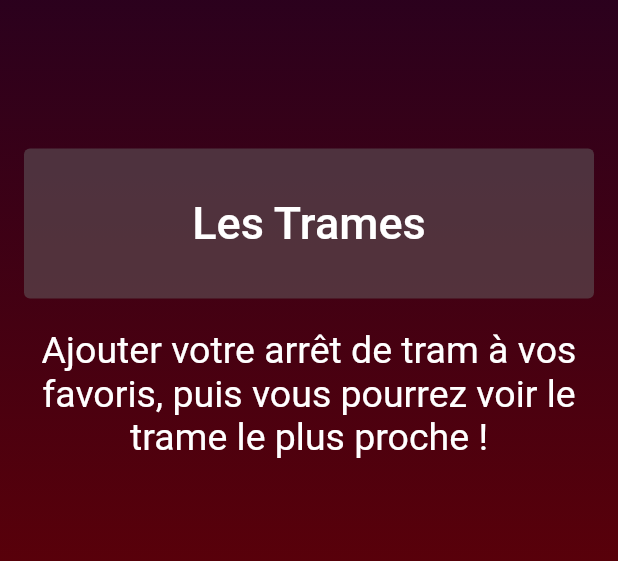
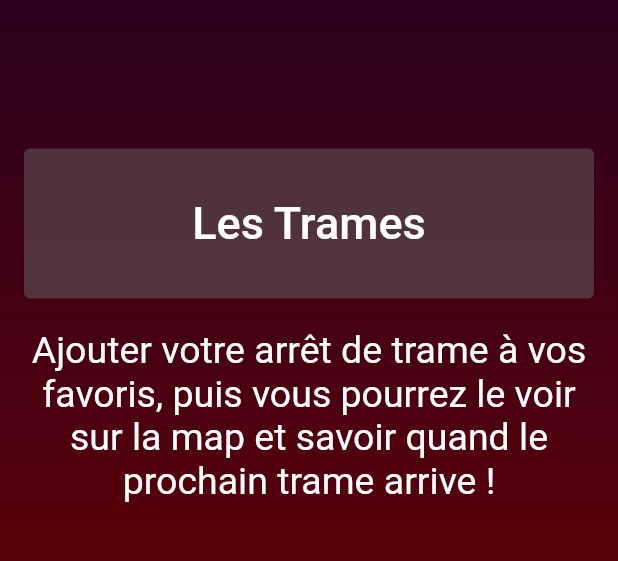
Before and after one commit to PAClement/MDS_exam_flutter, a Flutter app: the screen it shows after launch, on a phone screen of 412 x 824 dp, the part 264-825 px from its top. Run offline on Flutter 3.47's test engine with Material 2 defaults, Android fonts, the phone set to English and light mode, and no system bars; our stand-ins replace flutter_bloc, flutter_map, latlong2, shared_preferences.

```diff
--- a/lib/ui/screens/home.dart
+++ b/lib/ui/screens/home.dart
@@ -58,7 +58,7 @@ class _HomeState extends State<Home> {
                 Container(
                   margin: const EdgeInsets.symmetric(vertical: 20.0),
                   child: const Text(
-                    "Ajouter votre arrêt de tram à vos favoris, puis vous pourrez voir le trame le plus proche !",
+                    "Ajouter votre arrêt de trame à vos favoris, puis vous pourrez le voir sur la map et savoir quand le prochain trame arrive !",
                     textAlign: TextAlign.center,
                     style: TextStyle(color: Colors.white, fontSize: 25),
                   ),
--- a/lib/ui/screens/trame/add_trame.dart
+++ b/lib/ui/screens/trame/add_trame.dart
@@ -40,8 +40,6 @@ class _AddTrame extends State<AddTrame> {
               child: TextField(
                 decoration: const InputDecoration(
                   prefixIcon: Icon(Icons.location_on),
-                  border: OutlineInputBorder(),
-                  labelText: 'Arrêt de trames',
                 ),
                 onChanged: (value) async {
                   if (value.length >= 2) {
@@ -64,6 +62,7 @@ class _AddTrame extends State<AddTrame> {
                   final item = _stopTrames[index];
 
                   return ListTile(
+                    tileColor: const Color.fromRGBO(200, 200, 200, 1),
                     title: Text(item.stop_name),
                     subtitle:
                         Text("${item.stop_id} - ${item.stop_coordinates}"),
```
Also changed, not shown: 1 other file.
